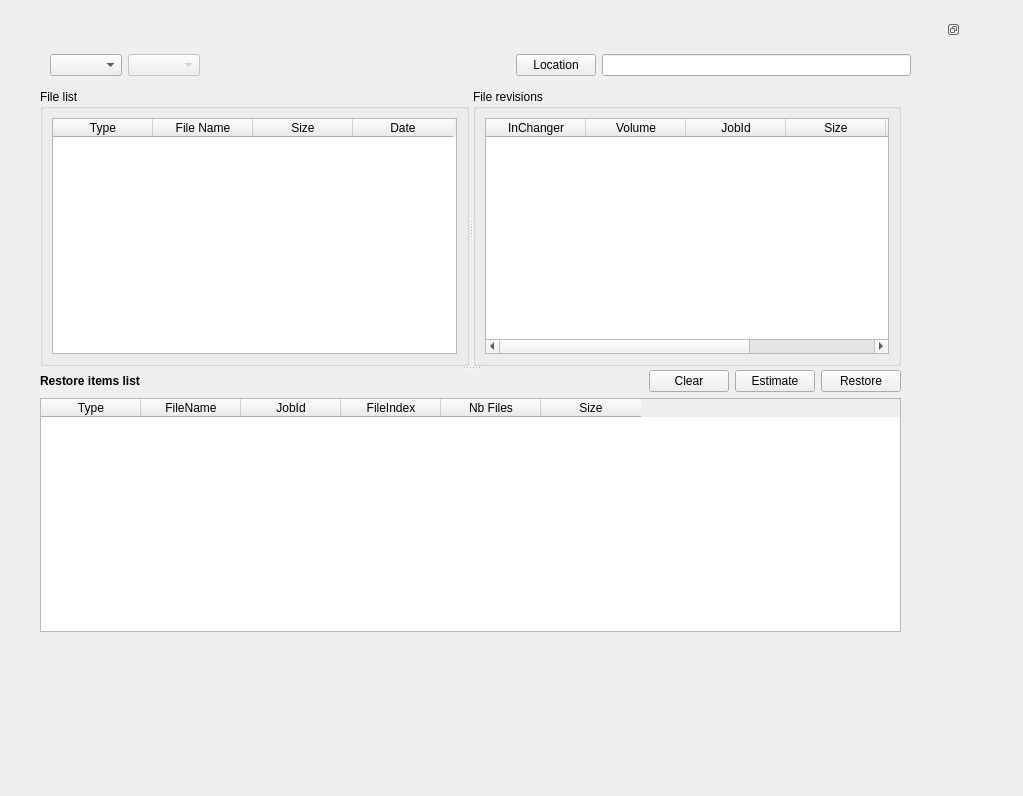
Above: bacula/src/qt-console/restore/brestore.ui from rkorzeniewski/bacula before the change. Below: the same form after it.
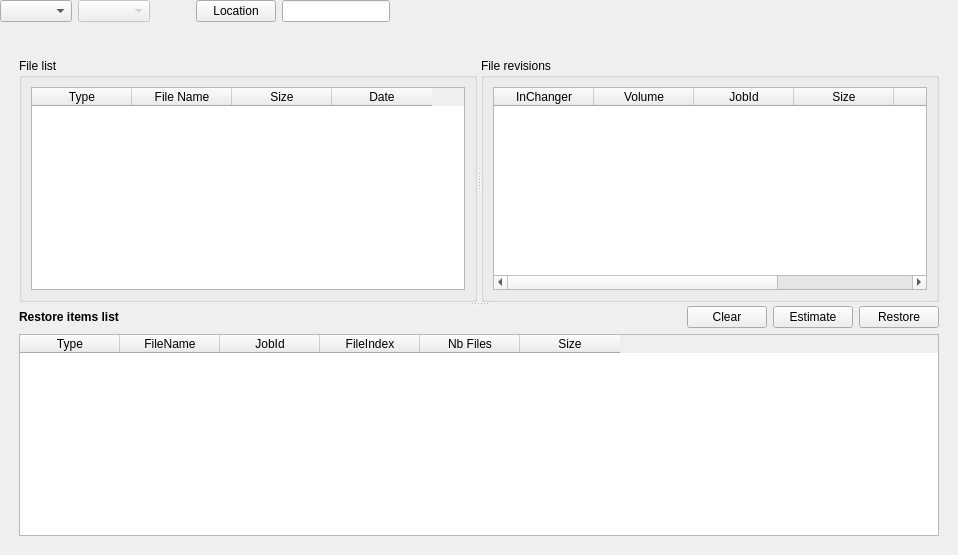
That is the form after the change.

Patch:
```diff
--- a/bacula/src/qt-console/restore/brestore.ui
+++ b/bacula/src/qt-console/restore/brestore.ui
@@ -5,49 +5,66 @@
    <rect>
     <x>0</x>
     <y>0</y>
-    <width>1023</width>
-    <height>796</height>
+    <width>958</width>
+    <height>555</height>
    </rect>
   </property>
-  <property name="sizePolicy" >
-   <sizepolicy>
-    <hsizetype>7</hsizetype>
-    <vsizetype>7</vsizetype>
-    <horstretch>0</horstretch>
-    <verstretch>0</verstretch>
-   </sizepolicy>
-  </property>
   <property name="windowTitle" >
    <string>brestore</string>
   </property>
-  <widget class="QDockWidget" name="dockWidget" >
-   <property name="geometry" >
-    <rect>
-     <x>10</x>
-     <y>20</y>
-     <width>951</width>
-     <height>661</height>
-    </rect>
-   </property>
-   <property name="sizePolicy" >
-    <sizepolicy>
-     <hsizetype>7</hsizetype>
-     <vsizetype>7</vsizetype>
-     <horstretch>0</horstretch>
-     <verstretch>0</verstretch>
-    </sizepolicy>
-   </property>
-   <property name="features" >
-    <set>QDockWidget::DockWidgetFloatable|QDockWidget::DockWidgetMovable|QDockWidget::NoDockWidgetFeatures</set>
-   </property>
-   <widget class="QWidget" name="dockWidgetContents" >
+  <widget class="QWidget" name="" >
+   <layout class="QHBoxLayout" >
+    <property name="margin" >
+     <number>0</number>
+    </property>
+    <property name="spacing" >
+     <number>6</number>
+    </property>
+    <item>
+     <widget class="QComboBox" name="ClientList" />
+    </item>
+    <item>
+     <widget class="QComboBox" name="JobList" >
+      <property name="enabled" >
+       <bool>false</bool>
+      </property>
+     </widget>
+    </item>
+    <item>
+     <spacer>
+      <property name="orientation" >
+       <enum>Qt::Horizontal</enum>
+      </property>
+      <property name="sizeType" >
+       <enum>QSizePolicy::Expanding</enum>
+      </property>
+      <property name="sizeHint" >
+       <size>
+        <width>40</width>
+        <height>20</height>
+       </size>
+      </property>
+     </spacer>
+    </item>
+    <item>
+     <widget class="QPushButton" name="pushButton_4" >
+      <property name="text" >
+       <string>Location</string>
+      </property>
+     </widget>
+    </item>
+    <item>
+     <widget class="QLineEdit" name="lineEdit" />
+    </item>
+   </layout>
+  </widget>
     <widget class="QSplitter" name="splitter_2" >
      <property name="geometry" >
       <rect>
-       <x>30</x>
-       <y>50</y>
-       <width>861</width>
-       <height>543</height>
+     <x>19</x>
+     <y>58</y>
+     <width>920</width>
+     <height>478</height>
       </rect>
      </property>
      <property name="orientation" >
@@ -274,62 +291,6 @@
         </widget>
        </item>
       </layout>
-     </widget>
-    </widget>
-    <widget class="QWidget" name="layoutWidget" >
-     <property name="geometry" >
-      <rect>
-       <x>40</x>
-       <y>10</y>
-       <width>861</width>
-       <height>33</height>
-      </rect>
-     </property>
-     <layout class="QHBoxLayout" >
-      <property name="margin" >
-       <number>0</number>
-      </property>
-      <property name="spacing" >
-       <number>6</number>
-      </property>
-      <item>
-       <widget class="QComboBox" name="ClientList" />
-      </item>
-      <item>
-       <widget class="QComboBox" name="JobList" >
-        <property name="enabled" >
-         <bool>false</bool>
-        </property>
-       </widget>
-      </item>
-      <item>
-       <spacer>
-        <property name="orientation" >
-         <enum>Qt::Horizontal</enum>
-        </property>
-        <property name="sizeType" >
-         <enum>QSizePolicy::Expanding</enum>
-        </property>
-        <property name="sizeHint" >
-         <size>
-          <width>40</width>
-          <height>20</height>
-         </size>
-        </property>
-       </spacer>
-      </item>
-      <item>
-       <widget class="QPushButton" name="pushButton_4" >
-        <property name="text" >
-         <string>Location</string>
-        </property>
-       </widget>
-      </item>
-      <item>
-       <widget class="QLineEdit" name="lineEdit" />
-      </item>
-     </layout>
-    </widget>
    </widget>
   </widget>
  </widget>
```
Lines whose indentation alone changed are shown as unchanged.
